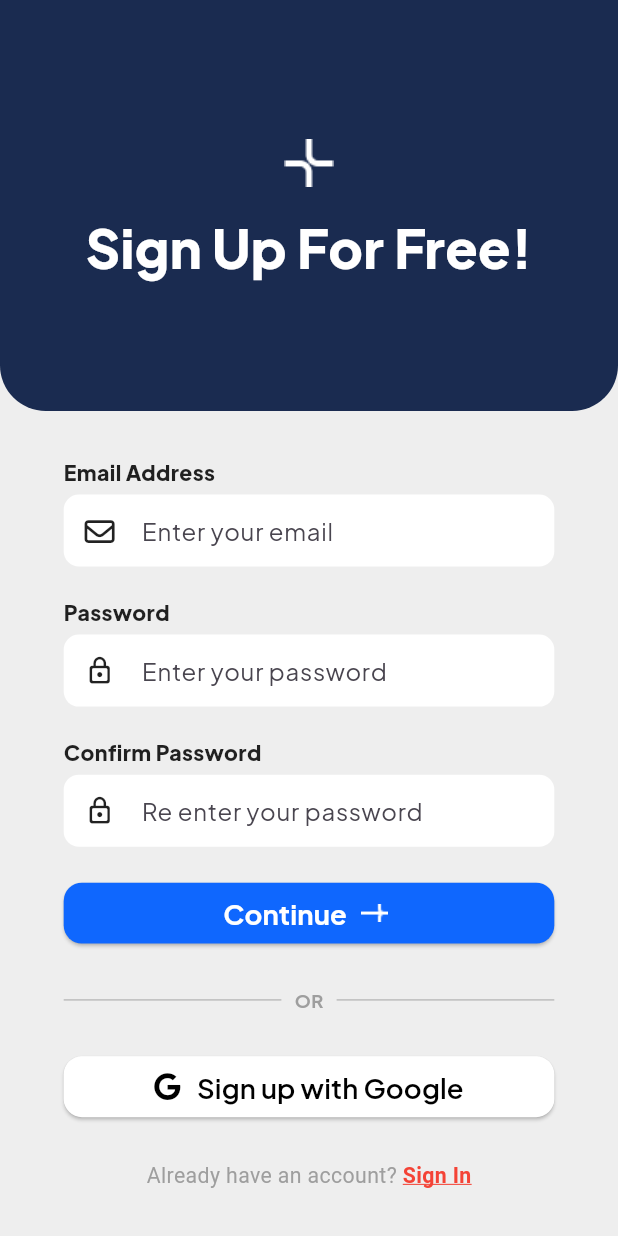
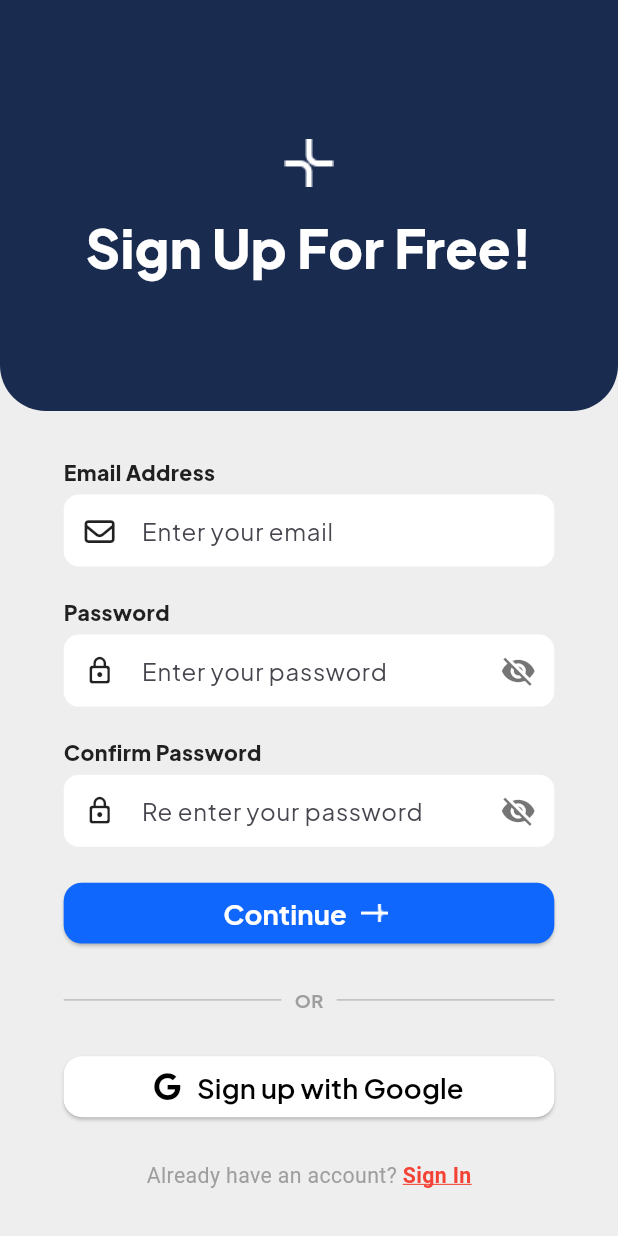
Before and after one commit to Di-Twin/Di-Twin, a Flutter app: the SignUpScreen screen opened by its route, on a phone screen of 412 x 824 dp. Run offline on Flutter 3.47's test engine with Material 3 defaults, Android fonts, the phone set to English and light mode, and no system bars; our stand-ins replace flutter_riverpod, flutter_screenutil, font_awesome_flutter, google_fonts; missing offline and left inert: ditwin_alert.

```diff
--- a/client/lib/pages/AuthPages/CustomTextField.dart
+++ b/client/lib/pages/AuthPages/CustomTextField.dart
@@ -1,13 +1,15 @@
 import 'package:flutter/material.dart';
 import 'package:google_fonts/google_fonts.dart';
 import 'package:flutter_screenutil/flutter_screenutil.dart';
-import 'package:font_awesome_flutter/font_awesome_flutter.dart';
+import 'package:ditwin_alert/input_field_alert.dart';
 
-class CustomTextField extends StatelessWidget {
+class CustomTextField extends StatefulWidget {
   final String label;
   final String hintText;
   final IconData prefixIcon;
   final bool obscureText;
+  final TextEditingController? controller;
+  final TextEditingController? passwordController; // Reference for confirm password
 
   const CustomTextField({
     Key? key,
@@ -15,16 +17,79 @@ class CustomTextField extends StatelessWidget {
     required this.hintText,
     required this.prefixIcon,
     this.obscureText = false,
+    this.controller,
+    this.passwordController,
   }) : super(key: key);
+
+  @override
+  _CustomTextFieldState createState() => _CustomTextFieldState();
+}
+
+class _CustomTextFieldState extends State<CustomTextField> {
+  String? _errorMessage;
+  bool _obscureText = true;
+
+  @override
+  void initState() {
+    super.initState();
+    _obscureText = widget.obscureText;
+
+    // Listen for changes in the confirm password field
+    widget.controller?.addListener(() {
+      if (widget.label.toLowerCase() == "confirm password") {
+        _validateInput();
+      }
+    });
+
+    // Listen for changes in the password field (important!)
+    widget.passwordController?.addListener(() {
+      if (widget.label.toLowerCase() == "confirm password") {
+        _validateInput();
+      }
+    });
+  }
+
+  void _validateInput() {
+    setState(() {
+      if (widget.controller?.text.isEmpty ?? true) {
+        _errorMessage = "${widget.label} cannot be empty";
+      } else if (widget.label.toLowerCase() == "email address") {
+        if (!RegExp(r"^[a-zA-Z0-9._%+-]+@[a-zA-Z0-9.-]+\.[a-zA-Z]{2,}$").hasMatch(widget.controller!.text)) {
+          _errorMessage = "Enter a valid email address";
+        } else {
+          _errorMessage = null;
+        }
+      } else if (widget.label.toLowerCase() == "password") {
+        if (widget.controller!.text.length < 6) {
+          _errorMessage = "Password must be at least 6 characters";
+        } else if (!RegExp(r'(?=.*[A-Z])').hasMatch(widget.controller!.text)) {
+          _errorMessage = "Must contain at least one uppercase letter";
+        } else if (!RegExp(r'(?=.*\d)').hasMatch(widget.controller!.text)) {
+          _errorMessage = "Must contain at least one number";
+        } else if (!RegExp(r'(?=.*[@$!%*?&])').hasMatch(widget.controller!.text)) {
+          _errorMessage = "Must contain at least one special character (@\$!%*?&)";
+        } else {
+          _errorMessage = null;
+        }
+      } else if (widget.label.toLowerCase() == "confirm password") {
+        if (widget.passwordController != null && widget.controller!.text != widget.passwordController!.text) {
+          _errorMessage = "Passwords do not match";
+        } else {
+          _errorMessage = null;
+        }
+      } else {
+        _errorMessage = null;
+      }
+    });
+  }
 
   @override
   Widget build(BuildContext context) {
     return Column(
       crossAxisAlignment: CrossAxisAlignment.start,
       children: [
-        // Label
         Text(
-          label,
+          widget.label,
           style: GoogleFonts.plusJakartaSans(
             fontSize: 14.sp,
             fontWeight: FontWeight.w800,
@@ -32,29 +97,46 @@ class CustomTextField extends StatelessWidget {
           ),
         ),
         SizedBox(height: 5.h),
-
-        // Input Field
         TextField(
-          obscureText: obscureText,
+          controller: widget.controller,
+          obscureText: widget.label.toLowerCase().contains("password") ? _obscureText : false,
           decoration: InputDecoration(
             filled: true,
             fillColor: Colors.white,
-            prefixIcon: Icon(
-              prefixIcon,
-              size: 20.sp,
-              color: Colors.black87,
-            ),
-            hintText: hintText,
-            contentPadding: EdgeInsets.symmetric(
-              vertical: 10.h,
-              horizontal: 12.w,
-            ),
+            prefixIcon: Icon(widget.prefixIcon, size: 20.sp, color: Colors.black87),
+            hintText: widget.hintText,
+            contentPadding: EdgeInsets.symmetric(vertical: 10.h, horizontal: 12.w),
             border: OutlineInputBorder(
               borderRadius: BorderRadius.circular(10.r),
               borderSide: BorderSide.none,
             ),
+            suffixIcon: widget.label.toLowerCase().contains("password")
+                ? IconButton(
+                    icon: Icon(_obscureText ? Icons.visibility_off : Icons.visibility, color: Colors.black54),
+                    onPressed: () {
+                      setState(() {
+                        _obscureText = !_obscureText;
+                      });
+                    },
+                  )
+                : null,
           ),
+          onChanged: (value) => _validateInput(),
         ),
+        if (_errorMessage != null)
+          Padding(
+            padding: EdgeInsets.only(top: 5.h),
+            child: InputFieldAlert(
+              message: _errorMessage!,
+              alertType: AlertType.error,
+              width: double.infinity,
+              height: 45,
+              borderRadius: 10,
+              fontSize: 14,
+              backgroundColor: Colors.red[100],
+              textColor: Colors.red,
+            ),
+          ),
         SizedBox(height: 20.h),
       ],
     );
--- a/client/lib/pages/AuthPages/signup.dart
+++ b/client/lib/pages/AuthPages/signup.dart
@@ -7,6 +7,8 @@ import 'package:google_fonts/google_fonts.dart';
 import 'package:font_awesome_flutter/font_awesome_flutter.dart';
 import 'package:flutter/gestures.dart';
 import 'package:flutter_screenutil/flutter_screenutil.dart';
+import 'package:ditwin_alert/input_field_alert.dart';
+
 
 final emailProvider = StateProvider<String>((ref) => '');
 final passwordProvider = StateProvider<String>((ref) => '');
@@ -23,6 +25,11 @@ class SignUpScreen extends ConsumerStatefulWidget {
 class _SignUpScreenState extends ConsumerState<SignUpScreen> {
   final FocusNode emailFocusNode = FocusNode();
   final FocusNode passwordFocusNode = FocusNode();
+  final TextEditingController passwordController = TextEditingController();
+  final TextEditingController confirmPasswordController = TextEditingController();
+  final TextEditingController emailController = TextEditingController();
+
+
 
   @override
   void dispose() {
@@ -40,6 +47,8 @@ class _SignUpScreenState extends ConsumerState<SignUpScreen> {
       ).showSnackBar(const SnackBar(content: Text('Signed In Successfully')));
     });
   }
+
+
 
   @override
   Widget build(BuildContext context) {
@@ -129,9 +138,9 @@ class _SignUpScreenState extends ConsumerState<SignUpScreen> {
                               crossAxisAlignment: CrossAxisAlignment.start,
                               children: [
                                 // Custom Text label and field
-                                CustomTextField(label: "Email Address", hintText: "Enter your email", prefixIcon: FontAwesomeIcons.envelope),
-                                CustomTextField(label: "Password", hintText: "Enter your password", prefixIcon: Icons.lock_outline_rounded, obscureText: true),
-                                CustomTextField(label: "Confirm Password", hintText: "Re enter your password", prefixIcon: Icons.lock_outline_rounded, obscureText: true),
+                                CustomTextField(label: "Email Address", hintText: "Enter your email", prefixIcon: FontAwesomeIcons.envelope, controller: emailController,),
+                                CustomTextField(label: "Password", hintText: "Enter your password", prefixIcon: Icons.lock_outline_rounded, obscureText: true, controller: passwordController,),
+                                CustomTextField(label: "Confirm Password", hintText: "Re enter your password", prefixIcon: Icons.lock_outline_rounded, obscureText: true, controller: confirmPasswordController, passwordController: passwordController,),
 
                                 // Sign up Button
                                 CustomButton(text: "Continue", iconPath: 'images/SignInAddIcon.png', onPressed: () { Navigator.pushNamed(context, '/dashbord'); },),
--- a/client/pubspec.yaml
+++ b/client/pubspec.yaml
@@ -33,6 +33,7 @@ dependencies:
   flutter_riverpod: ^2.6.1
   riverpod_annotation: ^2.6.1
   font_awesome_flutter: ^10.8.0
+  ditwin_alert: ^0.0.2
 
   # The following adds the Cupertino Icons font to your application.
   # Use with the CupertinoIcons class for iOS style icons.
```
Also changed, not shown: client/lib/pages/AuthPages/signin.dart (+5 -2 lines), client/pubspec.lock.
